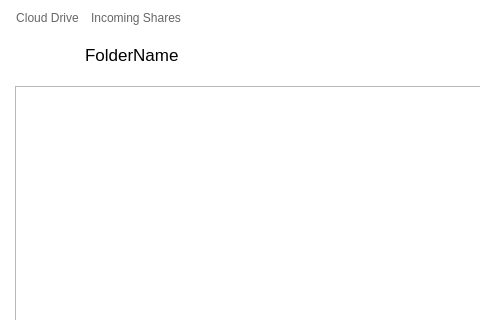
meganz/MEGAsync, file src/MEGASync/gui/win/NodeSelector.ui: the form before one commit; both pictures show x 0 to 480 and y 0 to 320 of the 600 by 590 pixel window.
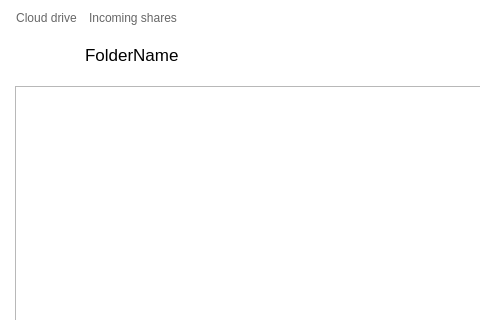
The form after the commit. Icons and pictures are not drawn. Custom widgets are drawn as their Qt base class.

Diff of the .ui file:
```diff
--- a/src/MEGASync/gui/win/NodeSelector.ui
+++ b/src/MEGASync/gui/win/NodeSelector.ui
@@ -104,7 +104,7 @@
 </string>
        </property>
        <property name="text">
-        <string>Cloud Drive</string>
+        <string>Cloud drive</string>
        </property>
        <property name="iconSize">
         <size>
@@ -151,7 +151,7 @@
 </string>
        </property>
        <property name="text">
-        <string>Incoming Shares</string>
+        <string>Incoming shares</string>
        </property>
        <property name="checkable">
         <bool>true</bool>
```
